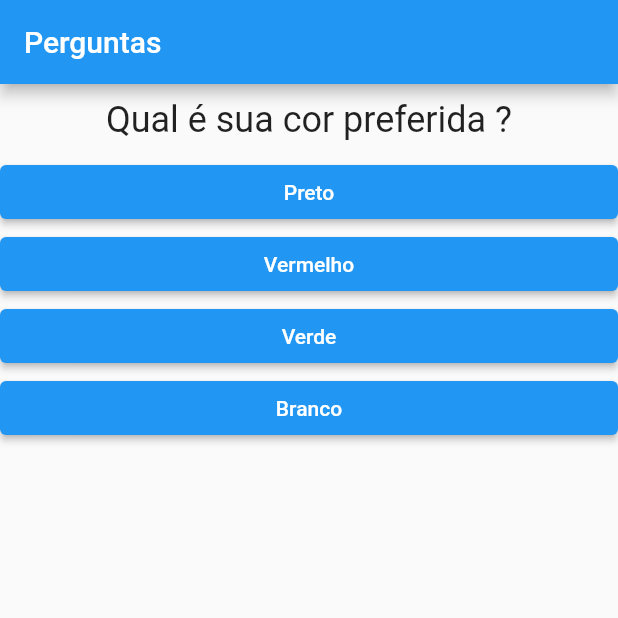
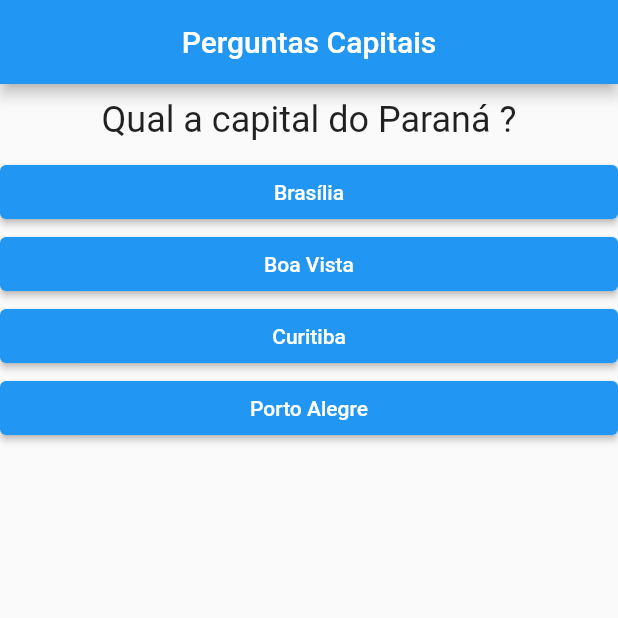
Before and after one commit to Adriano03/projeto_perguntas, a Flutter app: the screen it shows after launch, on a phone screen of 412 x 824 dp, the top half of it. Run offline on Flutter 3.47's test engine with Material 2 defaults, Android fonts, the phone set to English and light mode, and no system bars.

Commit message:
Perguntas Capitais

```diff
--- a/lib/main.dart
+++ b/lib/main.dart
@@ -1,34 +1,75 @@
 import 'package:flutter/material.dart';
-import './questao.dart';
-import './resposta.dart';
+import './questionario.dart';
+import './resultado.dart';
 
 main() => runApp(PerguntaApp());
 
-class _PerguntaAppState extends State<PerguntaApp>{
-
+class _PerguntaAppState extends State<PerguntaApp> {
   var _perguntaSelecionada = 0;
+  var _pontuacaoTotal = 0;
 
   final _perguntas = const [
     {
-        'texto': "Qual é sua cor preferida ?",
-        'respostas': ['Preto','Vermelho','Verde','Branco'],
+      'texto': "Qual a capital do Paraná ?",
+      'respostas': [
+        {'texto': 'Brasília', 'pontuacao': 0},
+        {'texto': 'Boa Vista', 'pontuacao': 0},
+        {'texto': 'Curitiba', 'pontuacao': 2},
+        {'texto': 'Porto Alegre', 'pontuacao': 0},
+      ],
     },
     {
-        'texto': "Qual é seu animal preferido?",
-        'respostas': ['Coelho','Cobra','Elefante','Leão'],
+      'texto': "Qual a capital do Acre ?",
+      'respostas': [
+        {'texto': 'Maceió', 'pontuacao': 0},
+        {'texto': 'Rio Branco', 'pontuacao': 2},
+        {'texto': 'João Pessoa', 'pontuacao': 0},
+        {'texto': 'Natal', 'pontuacao': 0},
+      ],
     },
     {
-        'texto': "Qual é seu instrutor preferido ?",
-        'respostas': ['Maria','Jõao','Leo','Pedro'],
+      'texto': "Qual a capital de Rondònia ?",
+      'respostas': [
+        {'texto': 'São Paulo', 'pontuacao': 0},
+        {'texto': 'Belo Horizonte', 'pontuacao': 0},
+        {'texto': 'Aracaju', 'pontuacao': 0},
+        {'texto': 'Porto Velho', 'pontuacao': 2},
+      ],
+    },
+    {
+      'texto': "Qual a capital de Santa Catarina ?",
+      'respostas': [
+        {'texto': 'Florianópolis', 'pontuacao': 2},
+        {'texto': 'Teresina', 'pontuacao': 0},
+        {'texto': 'Palmas', 'pontuacao': 0},
+        {'texto': 'Vitória', 'pontuacao': 0},
+      ],
+    },
+    {
+      'texto': "Qual a capital de Goiás ?",
+      'respostas': [
+        {'texto': 'São Luís', 'pontuacao': 0},
+        {'texto': 'Manaus', 'pontuacao': 0},
+        {'texto': 'Goiânia', 'pontuacao': 2},
+        {'texto': 'Macapá', 'pontuacao': 0},
+      ],
     },
   ];
 
-  void _responder(){
+  void _responder(int pontuacao) {
     if (temPerguntaSelecionada) {
       setState(() {
         _perguntaSelecionada++;
+        _pontuacaoTotal += pontuacao;
       });
     }
+  }
+
+  void _reiniciarQuestionario() {
+    setState(() {
+      _perguntaSelecionada = 0;
+      _pontuacaoTotal = 0;
+    });
   }
 
   bool get temPerguntaSelecionada {
@@ -36,24 +77,25 @@ class _PerguntaAppState extends State<PerguntaApp>{
   }
 
   @override
-  Widget build(BuildContext context){
-
-    List<String> respostas = temPerguntaSelecionada
-    ? _perguntas[_perguntaSelecionada].cast()['respostas']
-    : [];
-
+  Widget build(BuildContext context) {
     return MaterialApp(
       home: Scaffold(
         appBar: AppBar(
-          title: const Text('Perguntas')
+          title: const Text('Perguntas Capitais'),
+          centerTitle: true,
         ),
-        body: temPerguntaSelecionada ? Column(
-          children: <Widget>[
-            Questao(_perguntas[_perguntaSelecionada]['texto'].toString()),
-            ...respostas.map((t) => Resposta(t, _responder)).toList(),
-          ],
-        ) : null,
+        body: temPerguntaSelecionada
+            ? Questionario(
+                perguntas: _perguntas,
+                perguntaSelecionada: _perguntaSelecionada,
+                quantoResponder: _responder,
+                temPerguntasSelecionadas: temPerguntaSelecionada,
               )
+            : Resultado(
+                _pontuacaoTotal,
+                _reiniciarQuestionario,
+              ),
+      ),
     );
   }
 }
@@ -63,5 +105,4 @@ class PerguntaApp extends StatefulWidget {
   _PerguntaAppState createState() {
     return _PerguntaAppState();
   }
-
 }
--- a/lib/questao.dart
+++ b/lib/questao.dart
@@ -1,7 +1,6 @@
 import 'package:flutter/material.dart';
 
 class Questao extends StatelessWidget {
-
   final String texto;
 
   Questao(this.texto);
@@ -15,7 +14,7 @@ class Questao extends StatelessWidget {
         texto,
         style: TextStyle(fontSize: 24),
         textAlign: TextAlign.center,
-        ),
+      ),
     );
   }
 }
--- /dev/null
+++ b/lib/questionario.dart
@@ -0,0 +1,36 @@
+import 'package:flutter/material.dart';
+import './questao.dart';
+import './resposta.dart';
+
+class Questionario extends StatelessWidget {
+  final List<Map<String, Object>> perguntas;
+  final int perguntaSelecionada;
+  final void Function(int) quantoResponder;
+  final bool temPerguntasSelecionadas;
+
+  Questionario({
+    required this.perguntas,
+    required this.perguntaSelecionada,
+    required this.quantoResponder,
+    required this.temPerguntasSelecionadas,
+  });
+
+  @override
+  Widget build(BuildContext context) {
+    List<Map<String, Object>> respostas = temPerguntasSelecionadas
+        ? perguntas[perguntaSelecionada].cast()['respostas']
+        : [];
+
+    return Column(
+      children: <Widget>[
+        Questao(perguntas[perguntaSelecionada]['texto'].toString()),
+        ...respostas.map((resp) {
+          return Resposta(
+            resp['texto'].toString(),
+            () => quantoResponder(int.parse(resp['pontuacao'].toString())),
+          );
+        }).toList(),
+      ],
+    );
+  }
+}
```
Also changed, not shown: lib/resposta.dart (+2 -5 lines), lib/resultado.dart (added, +52 -0 lines), 1 other file. Lines whose indentation alone changed are shown as unchanged.
